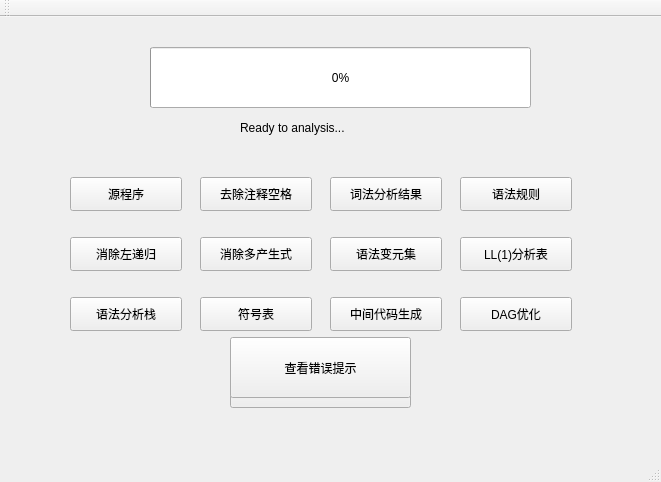
Old version of the form C--Complier/CComplier.ui in the repository Cpt-Macmillan/C--Complier.
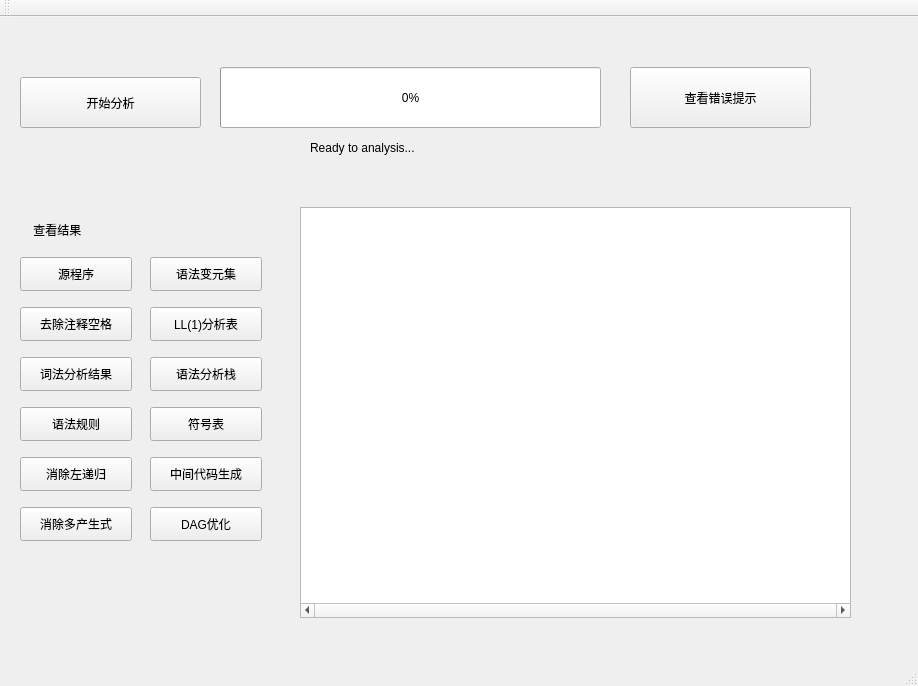
New version of the form.

```diff
--- a/C--Complier/CComplier.ui
+++ b/C--Complier/CComplier.ui
@@ -6,8 +6,8 @@
    <rect>
     <x>0</x>
     <y>0</y>
-    <width>661</width>
-    <height>482</height>
+    <width>918</width>
+    <height>686</height>
    </rect>
   </property>
   <property name="windowTitle">
@@ -17,8 +17,8 @@
    <widget class="QPushButton" name="pushButton">
     <property name="geometry">
      <rect>
-      <x>70</x>
-      <y>160</y>
+      <x>20</x>
+      <y>240</y>
       <width>112</width>
       <height>34</height>
      </rect>
@@ -30,8 +30,8 @@
    <widget class="QProgressBar" name="progressBar123">
     <property name="geometry">
      <rect>
-      <x>150</x>
-      <y>30</y>
+      <x>220</x>
+      <y>50</y>
       <width>381</width>
       <height>61</height>
      </rect>
@@ -43,8 +43,8 @@
    <widget class="QLabel" name="label">
     <property name="geometry">
      <rect>
-      <x>240</x>
-      <y>100</y>
+      <x>310</x>
+      <y>120</y>
       <width>201</width>
       <height>21</height>
      </rect>
@@ -56,8 +56,8 @@
    <widget class="QPushButton" name="pushButton_2">
     <property name="geometry">
      <rect>
-      <x>200</x>
-      <y>160</y>
+      <x>20</x>
+      <y>290</y>
       <width>112</width>
       <height>34</height>
      </rect>
@@ -69,8 +69,8 @@
    <widget class="QPushButton" name="pushButton_3">
     <property name="geometry">
      <rect>
-      <x>330</x>
-      <y>160</y>
+      <x>20</x>
+      <y>340</y>
       <width>112</width>
       <height>34</height>
      </rect>
@@ -82,8 +82,8 @@
    <widget class="QPushButton" name="pushButton_4">
     <property name="geometry">
      <rect>
-      <x>460</x>
-      <y>160</y>
+      <x>20</x>
+      <y>390</y>
       <width>112</width>
       <height>34</height>
      </rect>
@@ -95,8 +95,8 @@
    <widget class="QPushButton" name="pushButton_5">
     <property name="geometry">
      <rect>
-      <x>70</x>
-      <y>220</y>
+      <x>20</x>
+      <y>440</y>
       <width>112</width>
       <height>34</height>
      </rect>
@@ -108,8 +108,8 @@
    <widget class="QPushButton" name="pushButton_6">
     <property name="geometry">
      <rect>
-      <x>200</x>
-      <y>220</y>
+      <x>20</x>
+      <y>490</y>
       <width>112</width>
       <height>34</height>
      </rect>
@@ -121,8 +121,8 @@
    <widget class="QPushButton" name="pushButton_7">
     <property name="geometry">
      <rect>
-      <x>330</x>
-      <y>220</y>
+      <x>150</x>
+      <y>240</y>
       <width>112</width>
       <height>34</height>
      </rect>
@@ -134,8 +134,8 @@
    <widget class="QPushButton" name="pushButton_8">
     <property name="geometry">
      <rect>
-      <x>460</x>
-      <y>220</y>
+      <x>150</x>
+      <y>290</y>
       <width>112</width>
       <height>34</height>
      </rect>
@@ -147,8 +147,8 @@
    <widget class="QPushButton" name="pushButton_9">
     <property name="geometry">
      <rect>
-      <x>230</x>
-      <y>340</y>
+      <x>20</x>
+      <y>60</y>
       <width>181</width>
       <height>51</height>
      </rect>
@@ -160,8 +160,8 @@
    <widget class="QPushButton" name="pushButton_10">
     <property name="geometry">
      <rect>
-      <x>70</x>
-      <y>280</y>
+      <x>150</x>
+      <y>340</y>
       <width>112</width>
       <height>34</height>
      </rect>
@@ -173,8 +173,8 @@
    <widget class="QPushButton" name="pushButton_11">
     <property name="geometry">
      <rect>
-      <x>200</x>
-      <y>280</y>
+      <x>150</x>
+      <y>390</y>
       <width>112</width>
       <height>34</height>
      </rect>
@@ -186,8 +186,8 @@
    <widget class="QPushButton" name="pushButton_12">
     <property name="geometry">
      <rect>
-      <x>330</x>
-      <y>280</y>
+      <x>150</x>
+      <y>440</y>
       <width>112</width>
       <height>34</height>
      </rect>
@@ -199,8 +199,8 @@
    <widget class="QPushButton" name="pushButton_13">
     <property name="geometry">
      <rect>
-      <x>460</x>
-      <y>280</y>
+      <x>150</x>
+      <y>490</y>
       <width>112</width>
       <height>34</height>
      </rect>
@@ -212,8 +212,8 @@
    <widget class="QPushButton" name="pushButton_14">
     <property name="geometry">
      <rect>
-      <x>230</x>
-      <y>320</y>
+      <x>630</x>
+      <y>50</y>
       <width>181</width>
       <height>61</height>
      </rect>
@@ -222,6 +222,32 @@
      <string>查看错误提示</string>
     </property>
    </widget>
+   <widget class="QTextBrowser" name="textBrowser">
+    <property name="geometry">
+     <rect>
+      <x>300</x>
+      <y>190</y>
+      <width>551</width>
+      <height>411</height>
+     </rect>
+    </property>
+    <property name="horizontalScrollBarPolicy">
+     <enum>Qt::ScrollBarAlwaysOn</enum>
+    </property>
+   </widget>
+   <widget class="QLabel" name="label_2">
+    <property name="geometry">
+     <rect>
+      <x>30</x>
+      <y>197</y>
+      <width>101</width>
+      <height>31</height>
+     </rect>
+    </property>
+    <property name="text">
+     <string> 查看结果</string>
+    </property>
+   </widget>
   </widget>
   <widget class="QMenuBar" name="menuBar">
    <property name="geometry">
```
Left out of the diff: 2 changed lines with no effect on the pictures.
